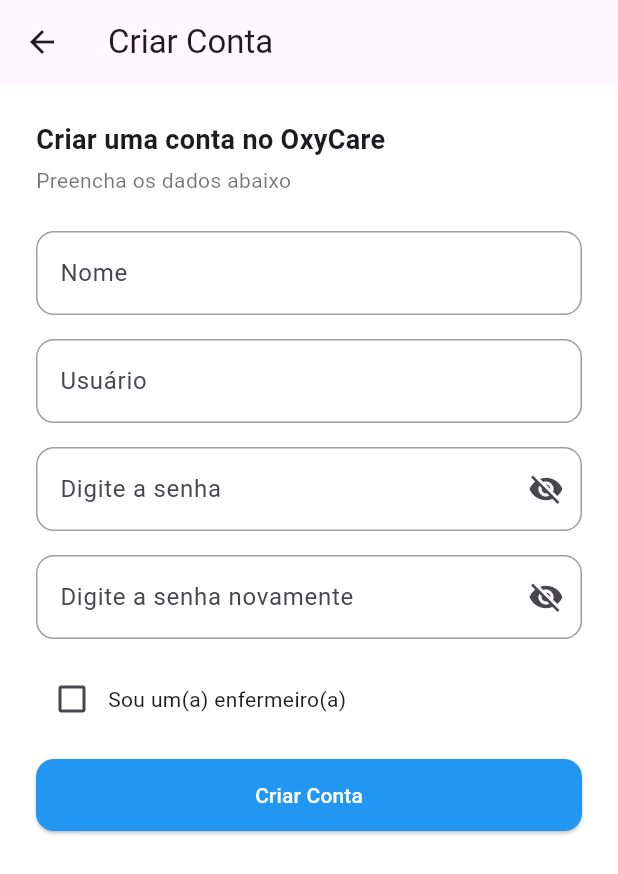
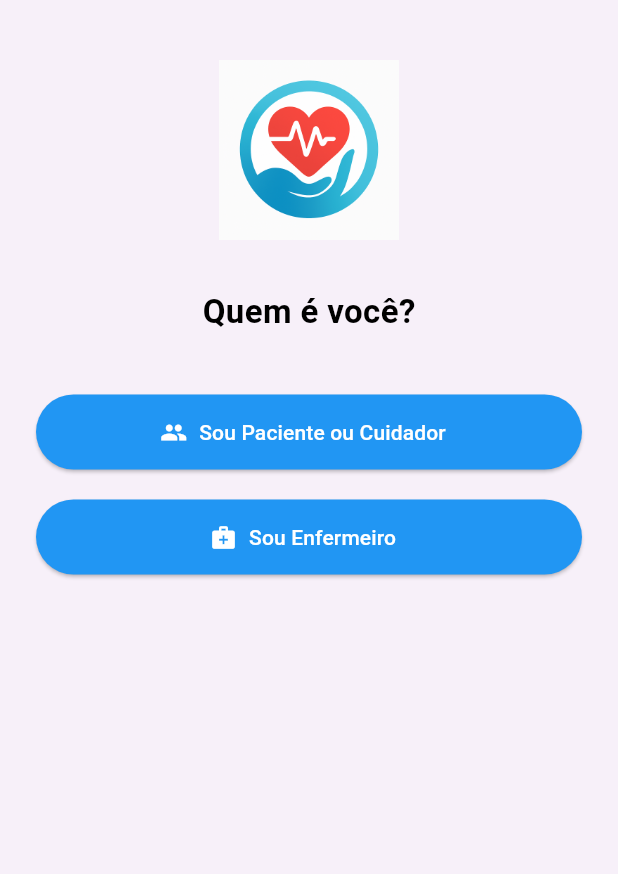
Before and after one commit to 70br/oxycare_app, a Flutter app: the screen it shows after launch, after a tap on "Criar Conta", on a phone screen of 412 x 824 dp. Shown: the top 874 px of the screen. Run offline on Flutter 3.47's test engine with Material 3 defaults, Android fonts, the phone set to English and light mode, and no system bars; our stand-ins replace csv, fl_chart, flutter_blue_plus, open_file, pdf, permission_handler and 1 more; network calls fail.

Commit message:
feat: Adiciona telas do novo fluxo (seleção tipo e código de acesso)

```diff
--- a/lib/login_page.dart
+++ b/lib/login_page.dart
@@ -177,7 +177,8 @@
                         borderRadius: BorderRadius.circular(12),
                       ),
                     ),
-                    onPressed: () => Navigator.pushNamed(context, '/cadastro'),
+//                    onPressed: () => Navigator.pushNamed(context, '/cadastro'),
+                      onPressed: () => Navigator.pushNamed(context, '/selecao_tipo'),
                     child: const Text(
                       'Criar Conta',
                       style: TextStyle(color: Colors.white),
--- a/lib/main.dart
+++ b/lib/main.dart
@@ -12,7 +12,8 @@
 import 'historico_page.dart';
 import 'conexao_page.dart';
 import 'tempo_real_page.dart';
-
+import 'tela_selecao_tipo.dart';
+import 'tela_codigo_acesso.dart';
 void main() => runApp(OxyCareApp());
 
 class OxyCareApp extends StatelessWidget {
@@ -44,6 +45,8 @@
         '/recuperar_senha': (context) => RecuperarSenhaPage(),
         '/conexao': (context) => ConexaoPage(),
   //      '/tempoReal': (context) => TempoRealPage(),
+        '/selecao_tipo': (context) => const TelaSelecaoTipo(),
+        '/codigo_acesso': (context) => const TelaCodigoAcesso(),
       },
     );
   }
--- /dev/null
+++ b/lib/tela_selecao_tipo.dart
@@ -0,0 +1,77 @@
+import 'package:flutter/material.dart';
+
+class TelaSelecaoTipo extends StatelessWidget {
+  const TelaSelecaoTipo({super.key});
+
+  @override
+  Widget build(BuildContext context) {
+    return Scaffold(
+      backgroundColor: const Color(0xFFF7F0F9),
+      body: SafeArea(
+        child: Padding(
+          padding: const EdgeInsets.symmetric(horizontal: 24),
+          child: Column(
+            crossAxisAlignment: CrossAxisAlignment.center,
+            children: [
+              const SizedBox(height: 40),
+              Center(
+                child: Image.asset(
+                  'assets/logo_oxycare.png',
+                  width: 120,
+                  height: 120,
+                ),
+              ),
+              const SizedBox(height: 32),
+              const Text(
+                'Quem é você?',
+                style: TextStyle(
+                  fontSize: 22,
+                  fontWeight: FontWeight.bold,
+                  color: Colors.black,
+                ),
+              ),
+              const SizedBox(height: 40),
+              ElevatedButton.icon(
+                icon: const Icon(Icons.people, color: Colors.white),
+                label: const Text(
+                  "Sou Paciente ou Cuidador",
+                  style: TextStyle(color: Colors.white),
+                ),
+                onPressed: () {
+                  Navigator.pushNamed(context, '/codigo_acesso');
+                },
+                style: ElevatedButton.styleFrom(
+                  backgroundColor: Colors.blue, // ✅ azul aqui
+                  foregroundColor: Colors.white,
+                  minimumSize: const Size(double.infinity, 50),
+                  shape: RoundedRectangleBorder(
+                    borderRadius: BorderRadius.circular(30),
+                  ),
+                ),
+              ),
+              const SizedBox(height: 20),
+              ElevatedButton.icon(
+                icon: const Icon(Icons.medical_services, color: Colors.white),
+                label: const Text(
+                  "Sou Enfermeiro",
+                  style: TextStyle(color: Colors.white),
+                ),
+                onPressed: () {
+                  Navigator.pushNamed(context, '/cadastro_enfermeiro');
+                },
+                style: ElevatedButton.styleFrom(
+                  backgroundColor: Colors.blue, // ✅ azul aqui também
+                  foregroundColor: Colors.white,
+                  minimumSize: const Size(double.infinity, 50),
+                  shape: RoundedRectangleBorder(
+                    borderRadius: BorderRadius.circular(30),
+                  ),
+                ),
+              ),
+            ],
+          ),
+        ),
+      ),
+    );
+  }
+}
```
Also changed, not shown: lib/tela_codigo_acesso.dart (added, +75 -0 lines), pubspec.yaml (+7 -7 lines), pubspec.lock, 6 other files.
